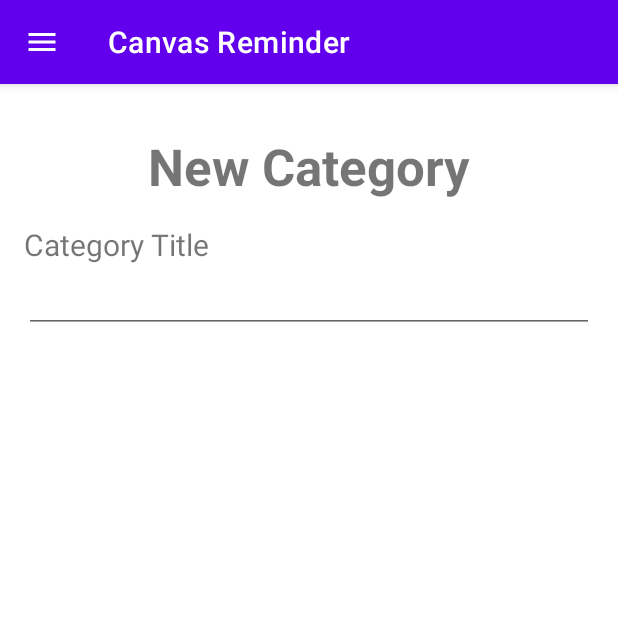
After one commit to Joshfrer1/StudentReminder, an Android app: the fragment NewCategoryFragment placed in its activity, on a phone screen of 412 x 824 dp, the top half of it. The commit adds this screen. Run offline under Robolectric (Android 15) with nearby library versions, the phone set to English and light mode, and no system bars; our stand-ins replace Room's generated code, Volley; network calls fail; 1 statement that could not run was skipped.

Commit message:
Event Settings work - working on building new Category fragment

```diff
--- /dev/null
+++ b/StudentReminder/app/src/main/java/com/example/studentreminder/NewCategoryFragment.java
@@ -0,0 +1,9 @@
+package com.example.studentreminder;
+
+import androidx.fragment.app.Fragment;
+
+public class NewCategoryFragment extends Fragment {
+    public NewCategoryFragment() {
+        super(R.layout.new_category);
+    }
+}
--- a/StudentReminder/app/src/main/java/com/example/studentreminder/UpcomingEventsFragment.java
+++ b/StudentReminder/app/src/main/java/com/example/studentreminder/UpcomingEventsFragment.java
@@ -8,6 +8,8 @@ import androidx.annotation.Nullable;
 import androidx.databinding.ObservableArrayList;
 import androidx.fragment.app.Fragment;
 import androidx.lifecycle.MutableLiveData;
+import androidx.lifecycle.ViewModel;
+import androidx.lifecycle.ViewModelProvider;
 import androidx.recyclerview.widget.LinearLayoutManager;
 import androidx.recyclerview.widget.RecyclerView;
 
@@ -27,8 +29,8 @@ public class UpcomingEventsFragment extends Fragment {
         super.onViewCreated(view, savedInstanceState);
         RecyclerView eventRecyclerView = view.findViewById(R.id.event_recycler_view);
         eventRecyclerView.setLayoutManager(new LinearLayoutManager(view.getContext()));
-        ToDoViewModel toDoViewModel = new ToDoViewModel(getActivity().getApplication());
-        UserViewModel userViewModel = new UserViewModel(getActivity().getApplication());
+        ToDoViewModel toDoViewModel = new ViewModelProvider(getActivity()).get(ToDoViewModel.class);
+        UserViewModel userViewModel = new ViewModelProvider(getActivity()).get(UserViewModel.class);
 
         userViewModel.getUser().observe(getViewLifecycleOwner(), (currentUser) ->{
 
--- a/StudentReminder/app/src/main/java/com/example/studentreminder/viewmodels/CategoryViewModel.java
+++ b/StudentReminder/app/src/main/java/com/example/studentreminder/viewmodels/CategoryViewModel.java
@@ -25,6 +25,7 @@ public class CategoryViewModel extends AndroidViewModel {
         super(application);
         database = Room.databaseBuilder(application, AppDatabase.class, application.getString(R.string.db_name)).build();
         saving.setValue(false);
+        setCategories();
     }
 
     public MutableLiveData<Boolean> getSaving() {
@@ -67,7 +68,6 @@ public class CategoryViewModel extends AndroidViewModel {
     }
 
     public ObservableArrayList<CategoryItem> getCategories(){
-        setCategories();
         return categories;
     }
 }
--- a/StudentReminder/app/src/main/res/layout/new_category.xml
+++ b/StudentReminder/app/src/main/res/layout/new_category.xml
@@ -3,4 +3,34 @@
     android:layout_width="match_parent"
     android:layout_height="match_parent">
 
+    <LinearLayout
+        android:layout_width="match_parent"
+        android:layout_height="match_parent"
+        android:orientation="vertical"
+        android:padding="16dp">
+
+        <TextView
+            android:id="@+id/header"
+            android:layout_width="match_parent"
+            android:layout_height="wrap_content"
+            android:padding="16dp"
+            android:text="New Category"
+            android:textAlignment="center"
+            android:textSize="34sp"
+            android:textStyle="bold" />
+
+        <TextView
+            android:id="@+id/title_prompt"
+            android:layout_width="match_parent"
+            android:layout_height="wrap_content"
+            android:text="Category Title"
+            android:textSize="20sp" />
+
+        <EditText
+            android:id="@+id/cat_edit_text"
+            android:layout_width="match_parent"
+            android:layout_height="wrap_content"
+            android:ems="10"
+            android:inputType="textPersonName" />
+    </LinearLayout>
 </androidx.constraintlayout.widget.ConstraintLayout>
```
Also changed, not shown: StudentReminder/app/src/main/java/com/example/studentreminder/EventSettingsAdapter.java (+22 -1 lines), StudentReminder/app/src/main/java/com/example/studentreminder/EventSettingsFragment.java (+49 -3 lines), StudentReminder/app/src/main/res/layout/category_list_item.xml (+4 -4 lines).
